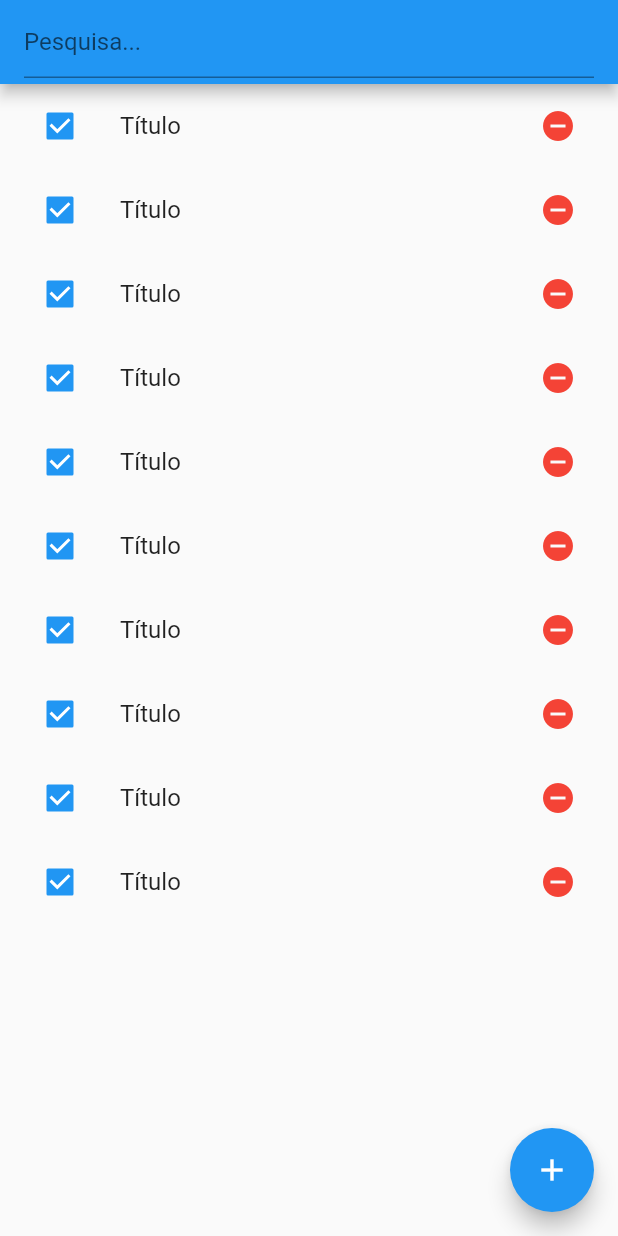
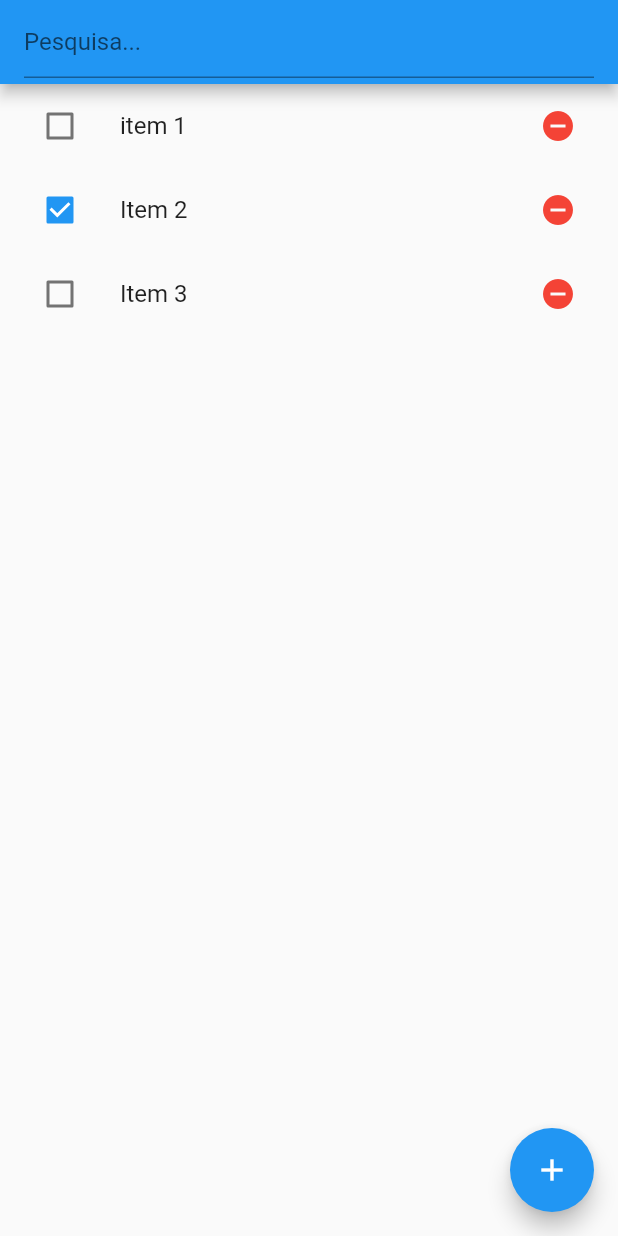
Before and after one commit to wilker123/Clean_architecture_in_flutter_with_mobx, a Flutter app: the screen it shows after launch, on a phone screen of 412 x 824 dp. Run offline on Flutter 3.47's test engine with Material 2 defaults, Android fonts, the light colour scheme and no system bars; our stand-ins replace mobx; generated files the repository leaves out were written again.

Commit message:
Adding itens in HomePage

```diff
--- a/todo_list_with_mobx/lib/pages/home_page.dart
+++ b/todo_list_with_mobx/lib/pages/home_page.dart
@@ -1,5 +1,6 @@
 import 'package:flutter/material.dart';
 
+import '../controllers/home_controller.dart';
 import 'item_widget.dart';
 
 class HomePage extends StatefulWidget {
@@ -10,6 +11,8 @@ class HomePage extends StatefulWidget {
 }
 
 class _HomePageState extends State<HomePage> {
+  final controller = HomeController();
+
   _dialog() {
     showDialog(
       context: context,
@@ -45,9 +48,10 @@ class _HomePageState extends State<HomePage> {
         ),
       ),
       body: ListView.builder(
-        itemCount: 10,
+        itemCount: controller.listItems.length,
         itemBuilder: (_, index) {
-          return ItemWidget();
+          var item = controller.listItems[index];
+          return ItemWidget(item: item);
         },
       ),
       floatingActionButton: FloatingActionButton(
--- a/todo_list_with_mobx/lib/pages/item_widget.dart
+++ b/todo_list_with_mobx/lib/pages/item_widget.dart
@@ -1,19 +1,26 @@
 import 'package:flutter/material.dart';
 
+import '../models/item_model.dart';
+
 class ItemWidget extends StatelessWidget {
-  const ItemWidget({Key? key}) : super(key: key);
+  final ItemModel item;
+
+  const ItemWidget({
+    Key? key,
+    required this.item,
+  }) : super(key: key);
 
   @override
   Widget build(BuildContext context) {
     return ListTile(
-      title: Text('Título'),
+      title: Text(item.title),
       leading: Checkbox(
-        value: true,
+        value: item.check,
         onChanged: (value) {},
       ),
       trailing: IconButton(
         color: Colors.red,
-        icon: Icon(Icons.remove_circle),
+        icon: const Icon(Icons.remove_circle),
         onPressed: () {},
       ),
     );
```
